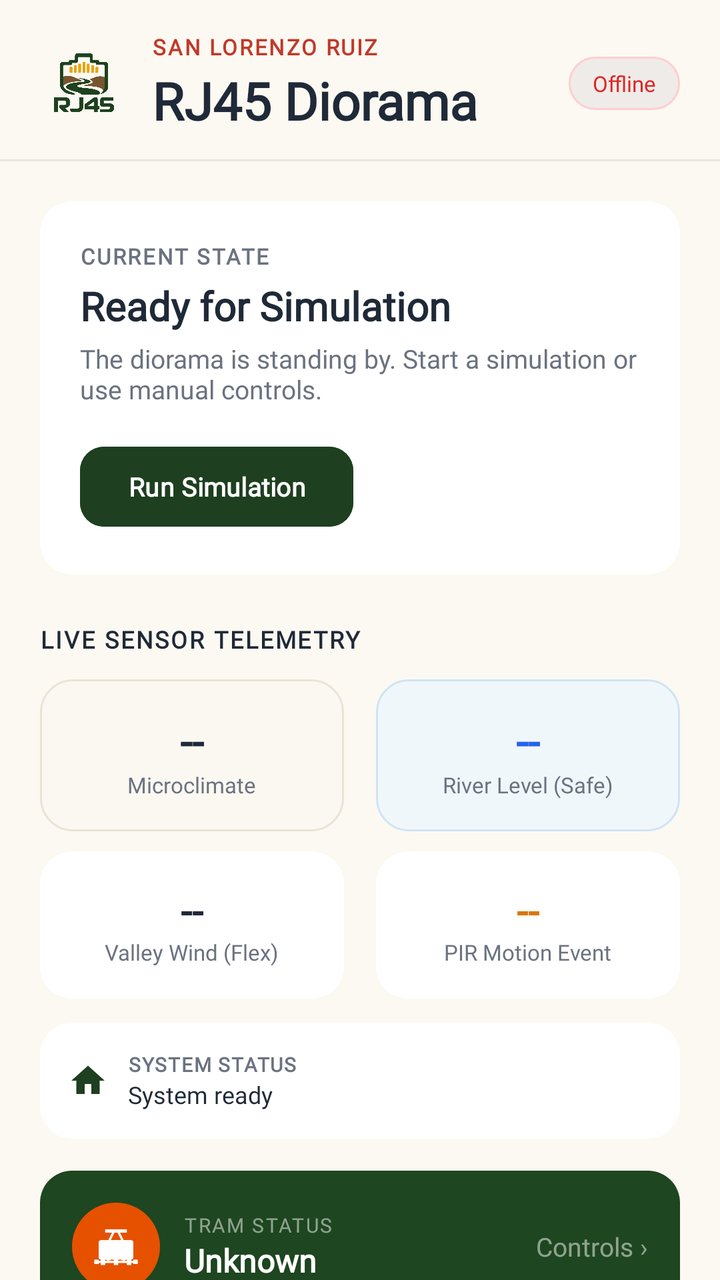
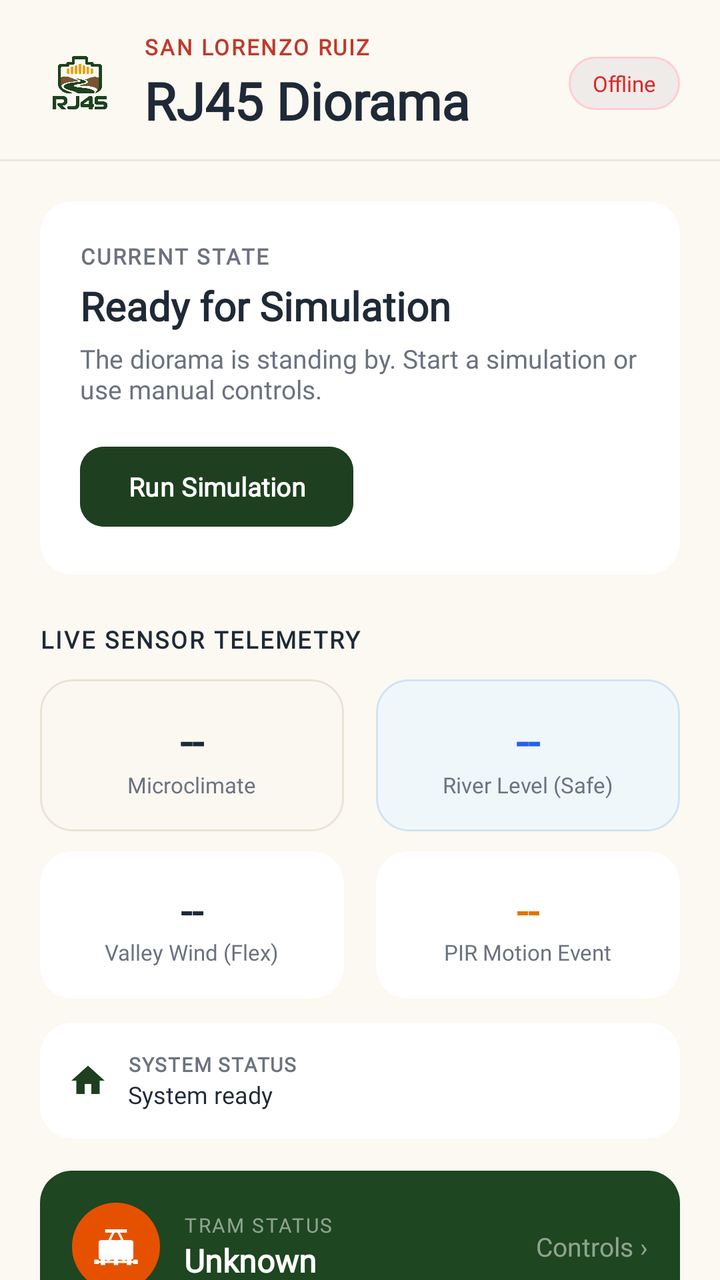

Two renders of the same Android screen: before a commit and after it. Below are the layout's source before the change and the commit's diff.
<!-- AndroidManifest.xml: application theme Theme.SanLoMobApp -->
<!-- res/layout/fragment_dashboard.xml -->
<?xml version="1.0" encoding="utf-8"?>
<LinearLayout
    xmlns:android="http://schemas.android.com/apk/res/android"
    xmlns:app="http://schemas.android.com/apk/res-auto"
    android:layout_width="match_parent"
    android:layout_height="match_parent"
    android:orientation="vertical"
    android:background="@color/card_bg">

    
    <LinearLayout
        android:id="@+id/layout_dashboard_pinned_header"
        android:layout_width="match_parent"
        android:layout_height="wrap_content"
        android:orientation="horizontal"
        android:gravity="center_vertical"
        android:paddingStart="@dimen/screen_horizontal_margin"
        android:paddingEnd="@dimen/screen_horizontal_margin"
        android:paddingTop="16dp"
        android:paddingBottom="12dp"
        android:background="@color/card_bg">

        <ImageView
            android:layout_width="44dp"
            android:layout_height="44dp"
            android:src="@drawable/rj45_logo"
            android:scaleType="fitCenter"
            android:layout_marginEnd="12dp"
            android:contentDescription="RJ45 Logo" />

        <LinearLayout
            android:layout_width="0dp"
            android:layout_height="wrap_content"
            android:layout_weight="1"
            android:orientation="vertical">

            <TextView
                android:layout_width="wrap_content"
                android:layout_height="wrap_content"
                android:text="SAN LORENZO RUIZ"
                android:textColor="#C0392B"
                android:textSize="11sp"
                android:letterSpacing="0.08"
                android:fontFamily="@font/inter_regular"
                android:textStyle="bold"
                android:textAllCaps="true" />

            <TextView
                android:id="@+id/tv_dashboard_header"
                android:layout_width="wrap_content"
                android:layout_height="wrap_content"
                android:layout_marginTop="2dp"
                android:text="RJ45 Diorama"
                android:textColor="@color/text_dark"
                android:textSize="@dimen/title_text_size"
                android:textStyle="bold"
                android:fontFamily="@font/poppins_regular" />
        </LinearLayout>

        <TextView
            android:id="@+id/tv_dash_status_online"
            android:layout_width="wrap_content"
            android:layout_height="wrap_content"
            android:background="@drawable/bg_status_chip_coral"
            android:paddingStart="12dp"
            android:paddingEnd="12dp"
            android:paddingTop="6dp"
            android:paddingBottom="6dp"
            android:text="Offline"
            android:textColor="@color/alert_red"
            android:textSize="11sp"
            android:fontFamily="@font/inter_regular"
            android:clickable="true"
            android:focusable="true" />
    </LinearLayout>

    
    <View
        android:layout_width="match_parent"
        android:layout_height="1dp"
        android:background="#12000000" />

    
    <ScrollView
        android:layout_width="match_parent"
        android:layout_height="0dp"
        android:layout_weight="1"
        android:fillViewport="true"
        android:clipToPadding="false"
        android:scrollbars="none">

        <LinearLayout
            android:layout_width="match_parent"
            android:layout_height="wrap_content"
            android:orientation="vertical"
            android:paddingTop="16dp"
            android:paddingBottom="32dp">

            
            <androidx.cardview.widget.CardView
                android:id="@+id/card_active_simulation"
                android:layout_width="match_parent"
                android:layout_height="wrap_content"
                android:layout_marginStart="@dimen/screen_horizontal_margin"
                android:layout_marginEnd="@dimen/screen_horizontal_margin"
                android:layout_marginTop="4dp"
                app:cardCornerRadius="@dimen/card_corner_radius"
                app:cardElevation="0dp"
                app:cardBackgroundColor="@color/card_white"
                android:foreground="?attr/selectableItemBackground">

            <LinearLayout
                android:layout_width="match_parent"
                android:layout_height="wrap_content"
                android:orientation="vertical"
                android:padding="20dp">

                <TextView
                    android:layout_width="wrap_content"
                    android:layout_height="wrap_content"
                    android:text="CURRENT STATE"
                    android:textColor="@color/text_muted"
                    android:textSize="11sp"
                    android:letterSpacing="0.08"
                    android:fontFamily="@font/inter_regular"
                    android:textStyle="bold" />

                <TextView
                    android:id="@+id/tv_active_sim_title"
                    android:layout_width="wrap_content"
                    android:layout_height="wrap_content"
                    android:layout_marginTop="4dp"
                    android:text="Ready for Simulation"
                    android:textColor="@color/text_dark"
                    android:textSize="20sp"
                    android:textStyle="bold"
                    android:fontFamily="@font/poppins_regular" />

                <TextView
                    android:id="@+id/tv_active_sim_desc"
                    android:layout_width="wrap_content"
                    android:layout_height="wrap_content"
                    android:layout_marginTop="4dp"
                    android:text="The diorama is standing by. Start a simulation or use manual controls."
                    android:textColor="@color/text_muted"
                    android:textSize="13sp"
                    android:fontFamily="@font/inter_regular" />
                    
                <com.google.android.material.button.MaterialButton
                    android:id="@+id/btn_go_simulation"
                    android:layout_width="wrap_content"
                    android:layout_height="@dimen/action_button_height"
                    android:minHeight="@dimen/action_button_height"
                    android:layout_marginTop="16dp"
                    android:backgroundTint="@color/forest_primary"
                    android:text="Run Simulation"
                    android:textColor="@color/white"
                    android:textSize="13sp"
                    android:textStyle="bold"
                    android:textAllCaps="false"
                    android:fontFamily="@font/poppins_regular"
                    app:cornerRadius="@dimen/action_button_corner_radius" />
            </LinearLayout>
        </androidx.cardview.widget.CardView>

        
        <TextView
            android:layout_width="match_parent"
            android:layout_height="wrap_content"
            android:layout_marginTop="24dp"
            android:layout_marginStart="@dimen/screen_horizontal_margin"
            android:layout_marginEnd="@dimen/screen_horizontal_margin"
            android:text="LIVE SENSOR TELEMETRY"
            android:textColor="@color/text_dark"
            android:textSize="12sp"
            android:letterSpacing="0.08"
            android:fontFamily="@font/inter_regular"
            android:textStyle="bold" />

        
        <LinearLayout
            android:layout_width="match_parent"
            android:layout_height="wrap_content"
            android:orientation="horizontal"
            android:layout_marginStart="@dimen/screen_horizontal_margin"
            android:layout_marginEnd="@dimen/screen_horizontal_margin"
            android:layout_marginTop="12dp">

            
            <androidx.cardview.widget.CardView
                android:layout_width="0dp"
                android:layout_height="wrap_content"
                android:layout_weight="1"
                android:layout_marginEnd="8dp"
                app:cardCornerRadius="@dimen/card_corner_radius"
                app:cardElevation="0dp"
                app:cardBackgroundColor="@android:color/transparent">

                <LinearLayout
                    android:layout_width="match_parent"
                    android:layout_height="wrap_content"
                    android:orientation="vertical"
                    android:gravity="center"
                    android:background="@drawable/bg_card_temperature"
                    android:padding="16dp">

                    <TextView
                        android:id="@+id/tv_temp_value"
                        android:layout_width="wrap_content"
                        android:layout_height="wrap_content"
                        android:text="--"
                        android:textColor="@color/text_dark"
                        android:textSize="22sp"
                        android:textStyle="bold"
                        android:fontFamily="@font/poppins_regular" />

                    <TextView
                        android:id="@+id/tv_temp_subtitle"
                        android:layout_width="wrap_content"
                        android:layout_height="wrap_content"
                        android:text="Microclimate"
                        android:textColor="@color/text_muted"
                        android:textSize="11sp"
                        android:fontFamily="@font/inter_regular" />
                </LinearLayout>
            </androidx.cardview.widget.CardView>

            
            <androidx.cardview.widget.CardView
                android:layout_width="0dp"
                android:layout_height="wrap_content"
                android:layout_weight="1"
                android:layout_marginStart="8dp"
                app:cardCornerRadius="@dimen/card_corner_radius"
                app:cardElevation="0dp"
                app:cardBackgroundColor="@android:color/transparent">

                <LinearLayout
                    android:layout_width="match_parent"
                    android:layout_height="wrap_content"
                    android:orientation="vertical"
                    android:gravity="center"
                    android:background="@drawable/bg_card_river"
                    android:padding="16dp">

                    <TextView
                        android:id="@+id/tv_water_value"
                        android:layout_width="wrap_content"
                        android:layout_height="wrap_content"
                        android:text="--"
                        android:textColor="@color/river_blue"
                        android:textSize="22sp"
                        android:textStyle="bold"
                        android:fontFamily="@font/poppins_regular" />

                    <TextView
                        android:id="@+id/tv_water_subtitle"
                        android:layout_width="wrap_content"
                        android:layout_height="wrap_content"
                        android:text="River Level (Safe)"
                        android:textColor="@color/text_muted"
                        android:textSize="11sp"
                        android:fontFamily="@font/inter_regular" />
                </LinearLayout>
            </androidx.cardview.widget.CardView>
        </LinearLayout>

        
        <LinearLayout
            android:layout_width="match_parent"
            android:layout_height="wrap_content"
            android:orientation="horizontal"
            android:layout_marginStart="@dimen/screen_horizontal_margin"
            android:layout_marginEnd="@dimen/screen_horizontal_margin"
            android:layout_marginTop="10dp">

            
            <androidx.cardview.widget.CardView
                android:layout_width="0dp"
                android:layout_height="wrap_content"
                android:layout_weight="1"
                android:layout_marginEnd="8dp"
                app:cardCornerRadius="@dimen/card_corner_radius"
                app:cardElevation="0dp"
                app:cardBackgroundColor="@color/card_white">

                <LinearLayout
                    android:layout_width="match_parent"
                    android:layout_height="wrap_content"
                    android:orientation="vertical"
                    android:gravity="center"
                    android:padding="16dp">

                    <TextView
                        android:id="@+id/tv_wind_value"
                        android:layout_width="wrap_content"
                        android:layout_height="wrap_content"
                        android:text="--"
                        android:textColor="@color/text_dark"
                        android:textSize="20sp"
                        android:textStyle="bold"
                        android:fontFamily="@font/poppins_regular" />

                    <TextView
                        android:id="@+id/tv_wind_subtitle"
                        android:layout_width="wrap_content"
                        android:layout_height="wrap_content"
                        android:text="Valley Wind (Flex)"
                        android:textColor="@color/text_muted"
                        android:textSize="11sp"
                        android:fontFamily="@font/inter_regular" />
                </LinearLayout>
            </androidx.cardview.widget.CardView>

            
            <androidx.cardview.widget.CardView
                android:layout_width="0dp"
                android:layout_height="wrap_content"
                android:layout_weight="1"
                android:layout_marginStart="8dp"
                app:cardCornerRadius="@dimen/card_corner_radius"
                app:cardElevation="0dp"
                app:cardBackgroundColor="@color/card_white">

                <LinearLayout
                    android:layout_width="match_parent"
                    android:layout_height="wrap_content"
                    android:orientation="vertical"
                    android:gravity="center"
                    android:padding="16dp">

                    <TextView
                        android:id="@+id/tv_motion_value"
                        android:layout_width="wrap_content"
                        android:layout_height="wrap_content"
                        android:text="--"
                        android:textColor="@color/amber_warning"
                        android:textSize="20sp"
                        android:textStyle="bold"
                        android:fontFamily="@font/poppins_regular" />

                    <TextView
                        android:id="@+id/tv_motion_subtitle"
                        android:layout_width="wrap_content"
                        android:layout_height="wrap_content"
                        android:text="PIR Motion Event"
                        android:textColor="@color/text_muted"
                        android:textSize="11sp"
                        android:fontFamily="@font/inter_regular" />
                </LinearLayout>
            </androidx.cardview.widget.CardView>
        </LinearLayout>

        
        <androidx.cardview.widget.CardView
            android:layout_width="match_parent"
            android:layout_height="wrap_content"
            android:layout_marginStart="@dimen/screen_horizontal_margin"
            android:layout_marginEnd="@dimen/screen_horizontal_margin"
            android:layout_marginTop="12dp"
            app:cardCornerRadius="@dimen/card_corner_radius"
            app:cardElevation="0dp"
            app:cardBackgroundColor="@color/card_white">

            <LinearLayout
                android:layout_width="match_parent"
                android:layout_height="wrap_content"
                android:orientation="horizontal"
                android:gravity="center_vertical"
                android:padding="14dp">

                <ImageView
                    android:layout_width="20dp"
                    android:layout_height="20dp"
                    android:src="@drawable/ic_nav_home"
                    android:tint="@color/sap_green"
                    android:layout_marginEnd="10dp"
                    android:contentDescription="Status" />

                <LinearLayout
                    android:layout_width="0dp"
                    android:layout_height="wrap_content"
                    android:layout_weight="1"
                    android:orientation="vertical">

                    <TextView
                        android:layout_width="wrap_content"
                        android:layout_height="wrap_content"
                        android:text="SYSTEM STATUS"
                        android:textColor="@color/text_muted"
                        android:textSize="10sp"
                        android:letterSpacing="0.06"
                        android:fontFamily="@font/inter_regular"
                        android:textStyle="bold" />

                    <TextView
                        android:id="@+id/tv_safety_status"
                        android:layout_width="wrap_content"
                        android:layout_height="wrap_content"
                        android:text="System ready"
                        android:textColor="@color/text_dark"
                        android:textSize="12sp"
                        android:fontFamily="@font/inter_regular" />
                </LinearLayout>
            </LinearLayout>
        </androidx.cardview.widget.CardView>

        
        <LinearLayout
            android:id="@+id/card_tram_status"
            android:layout_width="match_parent"
            android:layout_height="wrap_content"
            android:layout_marginStart="@dimen/screen_horizontal_margin"
            android:layout_marginEnd="@dimen/screen_horizontal_margin"
            android:layout_marginTop="16dp"
            android:background="@drawable/bg_tram_status_card"
            android:orientation="horizontal"
            android:gravity="center_vertical"
            android:foreground="?attr/selectableItemBackground"
            android:clickable="true"
            android:focusable="true"
            android:padding="16dp">

            <FrameLayout
                android:layout_width="44dp"
                android:layout_height="44dp"
                android:background="@drawable/bg_icon_circle_orange">
                <ImageView
                    android:layout_width="26dp"
                    android:layout_height="26dp"
                    android:layout_gravity="center"
                    android:src="@drawable/ic_tram"
                    android:tint="@color/white"
                    android:contentDescription="Tram" />
            </FrameLayout>

            <LinearLayout
                android:layout_width="0dp"
                android:layout_height="wrap_content"
                android:layout_weight="1"
                android:orientation="vertical"
                android:layout_marginStart="12dp">

                <TextView
                    android:layout_width="wrap_content"
                    android:layout_height="wrap_content"
                    android:text="TRAM STATUS"
                    android:textColor="#80FFFFFF"
                    android:textSize="10sp"
                    android:letterSpacing="0.08"
                    android:fontFamily="@font/inter_regular" />

                <TextView
                    android:id="@+id/tv_tram_status_home"
                    android:layout_width="wrap_content"
                    android:layout_height="wrap_content"
                    android:text="Unknown"
                    android:textColor="@color/white"
                    android:textSize="16sp"
                    android:textStyle="bold"
                    android:fontFamily="@font/poppins_regular" />
            </LinearLayout>

            <TextView
                android:layout_width="wrap_content"
                android:layout_height="wrap_content"
                android:text="Controls ›"
                android:textColor="#80FFFFFF"
                android:textSize="13sp"
                android:fontFamily="@font/inter_regular" />
        </LinearLayout>

        
        <TextView
            android:id="@+id/btn_home_tutorial"
            android:layout_width="match_parent"
            android:layout_height="wrap_content"
            android:layout_marginStart="@dimen/screen_horizontal_margin"
            android:layout_marginEnd="@dimen/screen_horizontal_margin"
            android:layout_marginTop="14dp"
            android:gravity="center"
            android:padding="12dp"
            android:text="Quick App Tutorial"
            android:textColor="@color/sap_green"
            android:textSize="13sp"
            android:textStyle="bold"
            android:fontFamily="@font/inter_regular"
            android:background="?attr/selectableItemBackground"
            android:clickable="true"
            android:focusable="true" />

    </LinearLayout>
</ScrollView>
</LinearLayout>
<!-- resources referenced by this layout -->
<resources>
  <color name="alert_red">#DC2626</color>
  <color name="amber_warning">#D97706</color>
  <color name="card_bg">#FBF9F1</color>
  <color name="card_white">#FFFFFF</color>
  <color name="forest_primary">#1E3F20</color>
  <color name="river_blue">#2563EB</color>
  <color name="sap_green">#1E3F20</color>
  <color name="text_dark">#1F2937</color>
  <color name="text_muted">#6B7280</color>
  <color name="white">#FFFFFFFF</color>
  <dimen name="action_button_corner_radius">12dp</dimen>
  <dimen name="action_button_height">48dp</dimen>
  <dimen name="card_corner_radius">16dp</dimen>
  <dimen name="screen_horizontal_margin">20dp</dimen>
  <dimen name="title_text_size">26sp</dimen>
  <!-- drawable bg_card_river (drawable) -->
  <?xml version="1.0" encoding="utf-8"?>
  <shape xmlns:android="http://schemas.android.com/apk/res/android"
      android:shape="rectangle">
      <solid android:color="#F0F7FB" />
      <stroke
          android:width="1dp"
          android:color="#CFE4F3" />
      <corners android:radius="16dp" />
  </shape>
  <!-- drawable bg_card_temperature (drawable) -->
  <?xml version="1.0" encoding="utf-8"?>
  <shape xmlns:android="http://schemas.android.com/apk/res/android"
      android:shape="rectangle">
      <solid android:color="#FBF8F2" />
      <stroke
          android:width="1dp"
          android:color="#EAE3D5" />
      <corners android:radius="16dp" />
  </shape>
  <!-- drawable bg_icon_circle_orange (drawable) -->
  <?xml version="1.0" encoding="utf-8"?>
  <shape xmlns:android="http://schemas.android.com/apk/res/android"
      android:shape="oval">
      <solid android:color="#E65100" />
  </shape>
  <!-- drawable bg_status_chip_coral (drawable) -->
  <?xml version="1.0" encoding="utf-8"?>
  <shape xmlns:android="http://schemas.android.com/apk/res/android"
      android:shape="rectangle">
      <solid android:color="@color/kill_switch_red_bg" />
      <corners android:radius="50dp" />
      <stroke
          android:width="1dp"
          android:color="#FFCDD2" />
  </shape>
  <!-- drawable bg_tram_status_card (drawable) -->
  <?xml version="1.0" encoding="utf-8"?>
  <shape xmlns:android="http://schemas.android.com/apk/res/android"
      android:shape="rectangle">
      <solid android:color="#1E4620" />
      <corners android:radius="16dp" />
  </shape>
  <!-- drawable ic_nav_home (drawable) -->
  <?xml version="1.0" encoding="utf-8"?>
  <vector xmlns:android="http://schemas.android.com/apk/res/android"
      android:width="24dp"
      android:height="24dp"
      android:viewportWidth="24"
      android:viewportHeight="24">
      <path
          android:fillColor="#FF000000"
          android:pathData="M10,20v-6h4v6h5v-8h3L12,3 2,12h3v8z" />
  </vector>
  <style name="Theme.SanLoMobApp" parent="Base.Theme.SanLoMobApp" />
  <color name="kill_switch_red_bg">#EFEBE9</color>
  <color name="moss_accent">#2D5A27</color>
  <color name="walnut_brown">#705335</color>
  <color name="museum_cream">#FBF9F1</color>
  <style name="Widget.SanLo.BottomNavigation" parent="Widget.Material3.BottomNavigationView">
          <item name="itemIconTint">@color/nav_item_color</item>
          <item name="itemTextColor">@color/nav_item_color</item>
          <item name="itemTextAppearanceActive">@style/TextAppearance.SanLo.NavLabel</item>
          <item name="itemTextAppearanceInactive">@style/TextAppearance.SanLo.NavLabel</item>
          <item name="android:background">@android:color/transparent</item>
          <item name="elevation">0dp</item>
      </style>
  <style name="Widget.SanLo.FAB" parent="Widget.MaterialComponents.FloatingActionButton">
          <item name="backgroundTint">@color/sap_green</item>
          <item name="tint">@color/white</item>
      </style>
  <style name="TextAppearance.SanLo.NavLabel" parent="TextAppearance.Material3.LabelMedium">
          <item name="android:textSize">10sp</item>
          <item name="fontFamily">@font/poppins_regular</item>
      </style>
  <!-- unchanged entries left out for length: 3 -->
</resources>

<!-- the commit's change to res/layout/fragment_dashboard.xml (unified diff, before → after) -->
@@ -21,8 +21,8 @@
         android:background="@color/card_bg">
 
         <ImageView
-            android:layout_width="44dp"
-            android:layout_height="44dp"
+            android:layout_width="40dp"
+            android:layout_height="40dp"
             android:src="@drawable/rj45_logo"
             android:scaleType="fitCenter"
             android:layout_marginEnd="12dp"
